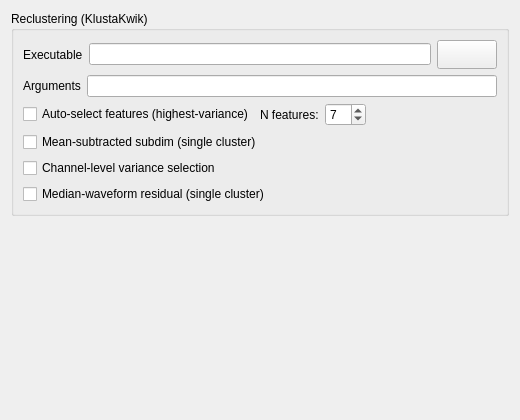
Before: the Qt Designer form src/klusters/src/prefreclusteringlayout.ui in Gravios/neurosuite-3, drawn with Qt 5.
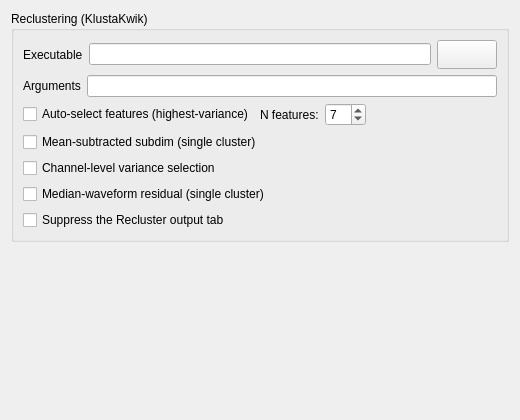
After: the same form once the commit is applied.

Commit message: klusters: a recluster opens its output tab only if it fails

What changed in the file:
```diff
--- a/src/klusters/src/prefreclusteringlayout.ui
+++ b/src/klusters/src/prefreclusteringlayout.ui
@@ -226,6 +226,36 @@
             </item>
            </layout>
           </item>
+          <item>
+           <layout class="QHBoxLayout">
+            <item>
+             <widget class="QCheckBox" name="suppressReclusterOutputTabCheckBox">
+              <property name="text">
+               <string>Suppress the Recluster output tab</string>
+              </property>
+              <property name="toolTip">
+               <string>When checked (the default), a recluster opens no "Recluster output" tab: the status bar says when it starts and how many clusters it made. If the recluster fails, the tab opens with the reclustering program's output. Uncheck to open the tab with every recluster.</string>
+              </property>
+             </widget>
+            </item>
+            <item>
+             <spacer name="spacer_outputtab">
+              <property name="orientation">
+               <enum>Qt::Horizontal</enum>
+              </property>
+              <property name="sizeType">
+               <enum>QSizePolicy::Expanding</enum>
+              </property>
+              <property name="sizeHint" stdset="0">
+               <size>
+                <width>40</width>
+                <height>20</height>
+               </size>
+              </property>
+             </spacer>
+            </item>
+           </layout>
+          </item>
          </layout>
         </item>
        </layout>
```
The commit also changes 10 other files.
